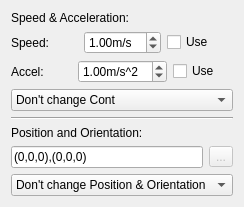
Above: src/Mod/Robot/Gui/TaskTrajectoryDressUpParameter.ui from southseact-3d/fcd before the change. Below: the same form after it.
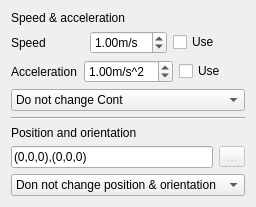
That is the form after the change.

The edit to the form file:
```diff
--- a/src/Mod/Robot/Gui/TaskTrajectoryDressUpParameter.ui
+++ b/src/Mod/Robot/Gui/TaskTrajectoryDressUpParameter.ui
@@ -17,7 +17,7 @@
    <item>
     <widget class="QLabel" name="label_4">
      <property name="text">
-      <string>Speed &amp; Acceleration:</string>
+      <string>Speed &amp; acceleration</string>
      </property>
     </widget>
    </item>
@@ -26,7 +26,7 @@
      <item>
       <widget class="QLabel" name="label">
        <property name="text">
-        <string>Speed:</string>
+        <string>Speed</string>
        </property>
       </widget>
      </item>
@@ -63,7 +63,7 @@
      <item>
       <widget class="QLabel" name="label_2">
        <property name="text">
-        <string>Accel:</string>
+        <string>Acceleration</string>
        </property>
       </widget>
      </item>
@@ -99,7 +99,7 @@
     <widget class="QComboBox" name="comboBoxCont">
      <item>
       <property name="text">
-       <string>Don't change Cont</string>
+       <string>Do not change Cont</string>
       </property>
      </item>
      <item>
@@ -124,7 +124,7 @@
    <item>
     <widget class="QLabel" name="label_3">
      <property name="text">
-      <string>Position and Orientation:</string>
+      <string>Position and orientation</string>
      </property>
     </widget>
    </item>
@@ -146,7 +146,7 @@
         <bool>false</bool>
        </property>
        <property name="text">
-        <string notr="true">...</string>
+        <string notr="true">…</string>
        </property>
       </widget>
      </item>
@@ -156,7 +156,7 @@
     <widget class="QComboBox" name="comboBoxOrientation">
      <item>
       <property name="text">
-       <string>Don't change Position &amp; Orientation</string>
+       <string>Don not change position &amp; orientation</string>
       </property>
      </item>
      <item>
```
Left out of the diff: 6 changed lines with no effect on the pictures.
